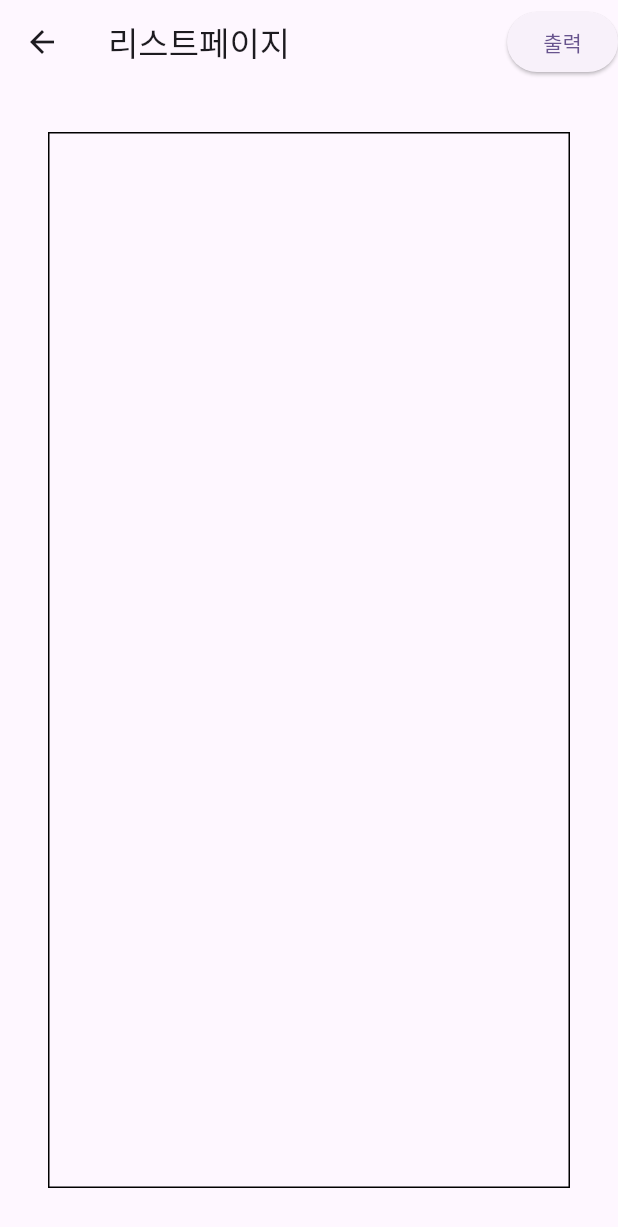
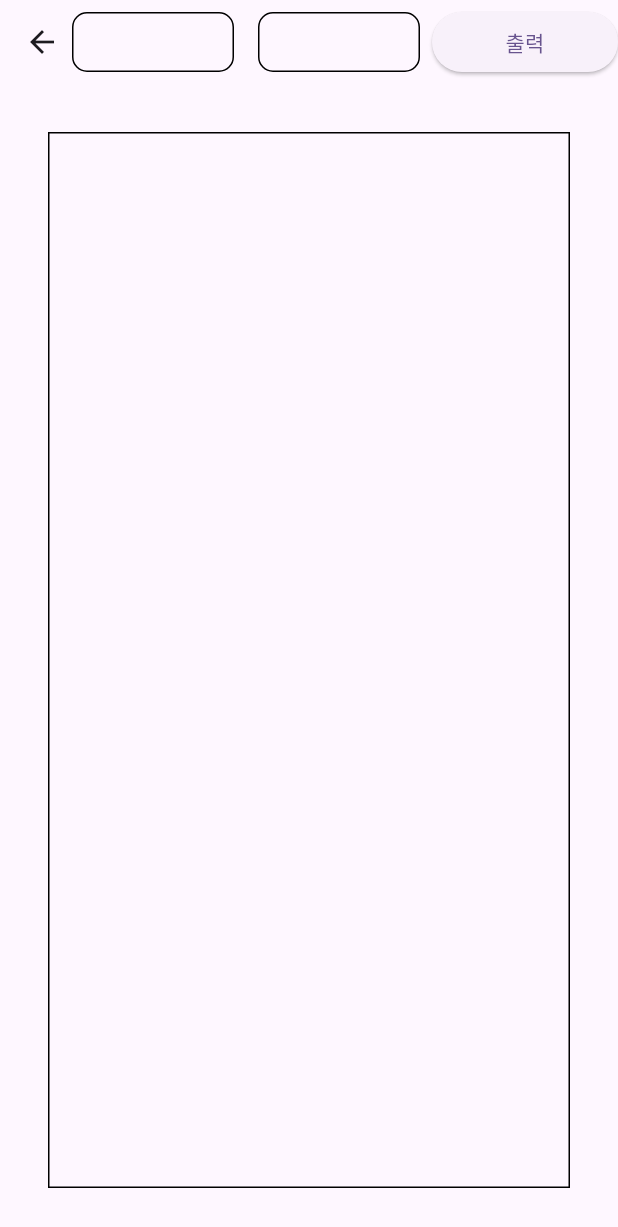
Before and after one commit to orm-camp-flutter-1ki/why-two-screen, a Flutter app: the ListPage screen opened directly, on a phone screen of 412 x 824 dp. Shown: the top 1227 px of the screen. Run offline on Flutter 3.47's test engine with Material 3 defaults, Android fonts, the phone set to English and light mode, and no system bars.

Commit message:
ui 수정

```diff
--- a/lib/detail/list_page.dart
+++ b/lib/detail/list_page.dart
@@ -14,15 +14,57 @@ class _ListPageState extends State<ListPage> {
   Widget build(BuildContext context) {
     return Scaffold(
       appBar: AppBar(
-        title: Text('리스트페이지'),
+        // title: Text('리스트페이지'),
         actions: [
-          ElevatedButton(
+          SizedBox(
+            width: 40,
+          ),
+          Expanded(
+            child: Padding(
+              padding: const EdgeInsets.all(8.0),
+              child: TextField(
+                decoration: InputDecoration(
+                  enabledBorder: OutlineInputBorder(
+                    borderRadius: BorderRadius.circular(10),
+                    borderSide: const BorderSide(width: 1, color: Colors.black),
+                  ),
+                  focusedBorder: OutlineInputBorder(
+                    borderRadius: BorderRadius.circular(10),
+                    borderSide: const BorderSide(width: 1, color: Colors.black),
+                  ),
+                ),
+              ),
+            ),
+          ),
+          Expanded(
+            child: Padding(
+              padding: const EdgeInsets.all(8.0),
+              child: TextField(
+                decoration: InputDecoration(
+                  enabledBorder: OutlineInputBorder(
+                    borderRadius: BorderRadius.circular(10),
+                    borderSide: const BorderSide(width: 1, color: Colors.black),
+                  ),
+                  focusedBorder: OutlineInputBorder(
+                    borderRadius: BorderRadius.circular(10),
+                    borderSide: const BorderSide(width: 1, color: Colors.black),
+                  ),
+                ),
+              ),
+            ),
+          ),
+          Expanded(
+            child: ElevatedButton(
               onPressed: () {
-                setState(() {
-                  getNumberList = getList();
-                });
+                setState(
+                  () {
+                    getNumberList = getList();
+                  },
+                );
               },
-              child: Text('출력'))
+              child: Text('출력'),
+            ),
+          )
         ],
       ),
       body: Padding(
@@ -53,6 +95,6 @@ class _ListPageState extends State<ListPage> {
 }
 
 List<int> getList() {
-  List<int> myList = List.generate(100, (index) => index+1);
+  List<int> myList = List.generate(100, (index) => index + 1);
   return myList;
 }
```
Also changed, not shown: lib/detail/detail_screen.dart (+11 -6 lines), lib/main/list_widget.dart (deleted, +0 -18 lines), lib/main.dart (line endings or trailing spaces).
